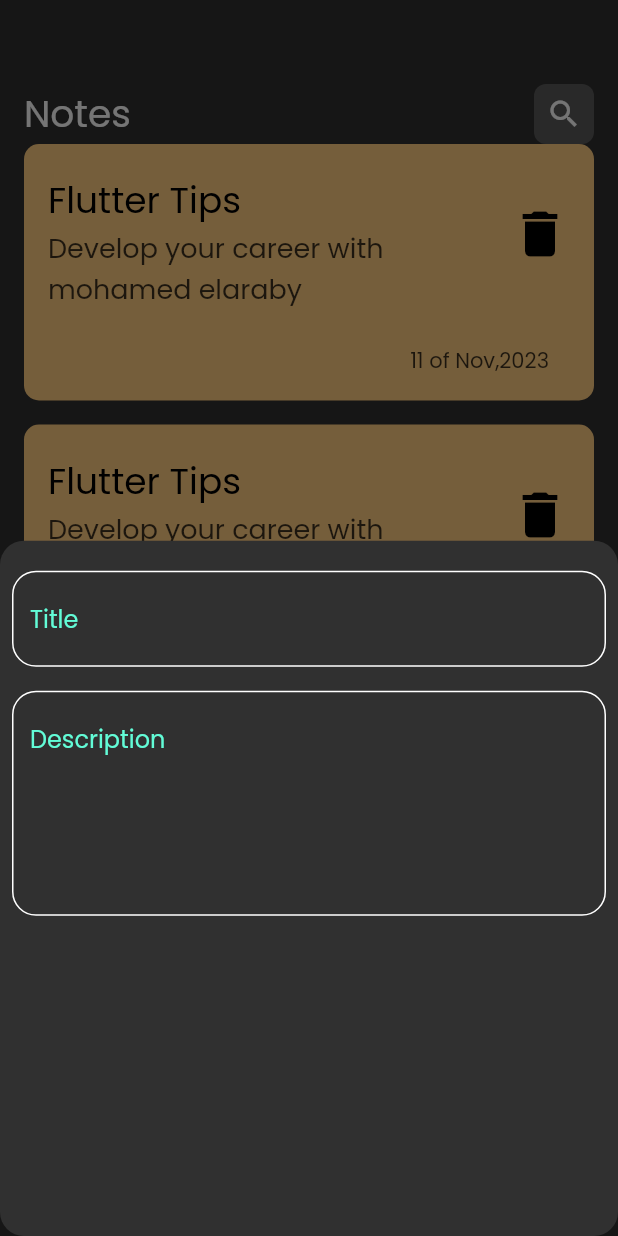
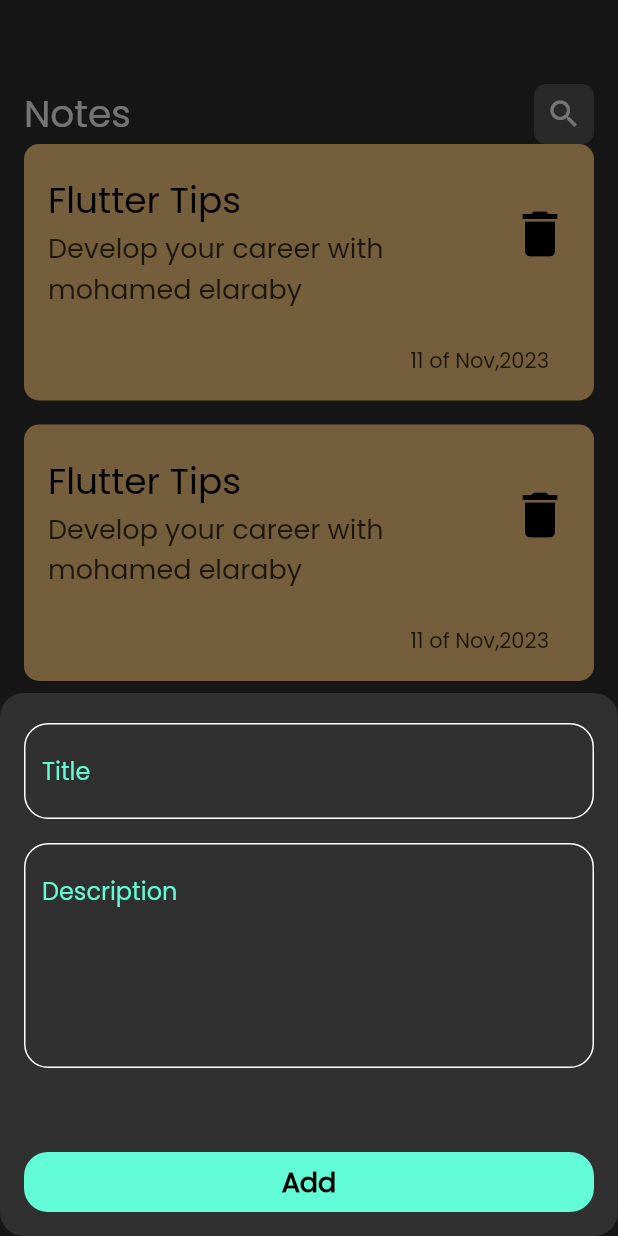
Before and after one commit to MohamedAlaraby/notes_application, a Flutter app: the screen it shows after launch, after a tap on the "add" icon, on a phone screen of 412 x 824 dp. Run offline on Flutter 3.47's test engine with Material 2 defaults, Android fonts, the phone set to English and light mode, and no system bars; our stand-ins replace hive, hive_flutter; accounts and stored records are empty.

Commit message:
Adding the validation on the text form fields.

```diff
--- a/lib/constants.dart
+++ b/lib/constants.dart
@@ -1,3 +1,4 @@
 import 'package:flutter/material.dart';
 
 const kPrimaryColor = Color(0xFF62FCD7);
+const kNotesBox = "notes box";
--- a/lib/main.dart
+++ b/lib/main.dart
@@ -1,7 +1,14 @@
 import 'package:flutter/material.dart';
+import 'package:hive_flutter/adapters.dart';
+import 'package:notes_app/constants.dart';
 import 'package:notes_app/views/Notes_view.dart';
+import 'package:notes_app/views/edit_note_view.dart';
 
-void main() {
+void main() async {
+  await Hive.initFlutter();
+  //the box is lik collection in firebase.
+  await Hive.openBox(kNotesBox);
+
   runApp(const NotesApp());
 }
 
@@ -12,12 +19,16 @@ class NotesApp extends StatelessWidget {
   @override
   Widget build(BuildContext context) {
     return MaterialApp(
+      routes: {
+        NotesView.id: (context) => const NotesView(),
+        EditNoteView.id: (context) => const EditNoteView(),
+      },
+      initialRoute: NotesView.id,
       debugShowCheckedModeBanner: false,
       theme: ThemeData(
         brightness: Brightness.dark,
         fontFamily: "poppins",
       ),
-      home: const NotesView(),
     );
   }
 }
--- a/lib/views/Notes_view.dart
+++ b/lib/views/Notes_view.dart
@@ -4,7 +4,7 @@ import 'package:notes_app/views/widgets/notes_view_body_widget.dart';
 
 class NotesView extends StatelessWidget {
   const NotesView({super.key});
-
+  static String id = "NotesView";
   @override
   Widget build(BuildContext context) {
     return Scaffold(
--- a/lib/views/widgets/add_note_bottom_sheet.dart
+++ b/lib/views/widgets/add_note_bottom_sheet.dart
@@ -1,19 +1,49 @@
 import 'package:flutter/material.dart';
+
+import 'package:notes_app/views/widgets/custom_button.dart';
 import 'package:notes_app/views/widgets/custom_text_field.dart';
 
 class AddNoteBottomSheet extends StatelessWidget {
-  AddNoteBottomSheet({super.key});
-  final TextEditingController titleController = TextEditingController();
-  final TextEditingController descController = TextEditingController();
+  const AddNoteBottomSheet({super.key});
 
   @override
   Widget build(BuildContext context) {
-    return Column(
+    return const CustomAddNewNoteForm();
+  }
+}
+
+class CustomAddNewNoteForm extends StatefulWidget {
+  const CustomAddNewNoteForm({
+    super.key,
+  });
+
+  @override
+  State<CustomAddNewNoteForm> createState() => _CustomAddNewNoteFormState();
+}
+
+class _CustomAddNewNoteFormState extends State<CustomAddNewNoteForm> {
+  final TextEditingController titleController = TextEditingController();
+
+  final TextEditingController descController = TextEditingController();
+  AutovalidateMode autoValidateMode = AutovalidateMode.disabled;
+  final GlobalKey<FormState> formKey = GlobalKey();
+  String? title, subTitle;
+  @override
+  Widget build(BuildContext context) {
+    return SingleChildScrollView(
+      //SingleChildScrollView take space only to fit the contents.
+      child: Form(
+        key: formKey,
+        autovalidateMode: autoValidateMode,
+        child: Column(
           children: [
             const SizedBox(
               height: 20,
             ),
             CustomTextField(
+              onSaved: (text) {
+                title = text;
+              },
               hintText: "Title",
               controller: titleController,
             ),
@@ -21,11 +51,34 @@ class AddNoteBottomSheet extends StatelessWidget {
               height: 16,
             ),
             CustomTextField(
+              onSaved: (text) {
+                subTitle = text;
+              },
               hintText: "Description",
               controller: descController,
               maxLines: 5,
             ),
+            const SizedBox(
+              height: 40,
+            ),
+            Align(
+              alignment: Alignment.bottomCenter,
+              child: CustomButton(
+                onTap: () {
+                  if (formKey.currentState!.validate()) {
+                    //To call the on save function.
+                    formKey.currentState!.save();
+                  } else {
+                    //To validate on the data while the user is writting(real time validation).
+                    autoValidateMode = AutovalidateMode.always;
+                    setState(() {});
+                  }
+                },
+              ),
+            ),
           ],
+        ),
+      ),
     );
   }
 }
--- a/lib/views/widgets/custom_app_bar_widget.dart
+++ b/lib/views/widgets/custom_app_bar_widget.dart
@@ -2,18 +2,20 @@ import 'package:flutter/material.dart';
 import 'package:notes_app/views/widgets/custom_search_icon_widget.dart';
 
 class CustomAppBar extends StatelessWidget {
-  const CustomAppBar({super.key});
+  final String title;
+  final IconData icon;
+  const CustomAppBar({super.key, required this.title, required this.icon});
 
   @override
   Widget build(BuildContext context) {
-    return const Row(
+    return  Row(
       children: [
         Text(
-          "Notes",
+          title,
           style: TextStyle(fontSize: 25),
         ),
         Spacer(),
-        CustomSearchIcon(),
+        CustomSearchIcon(icon: icon,),
       ],
     );
   }
--- /dev/null
+++ b/lib/views/widgets/custom_button.dart
@@ -0,0 +1,36 @@
+import 'package:flutter/material.dart';
+import 'package:notes_app/constants.dart';
+
+class CustomButton extends StatelessWidget {
+  final void Function()? onTap;
+  const CustomButton({super.key,required this.onTap,});
+
+  @override
+  Widget build(BuildContext context) {
+    return GestureDetector(
+      onTap: onTap,
+      child: Container(
+        margin: const EdgeInsets.symmetric(
+          horizontal: 16,
+          vertical: 16,
+        ),
+        height: 40,
+        decoration: BoxDecoration(
+          color: kPrimaryColor,
+          borderRadius: BorderRadius.circular(16),
+        ),
+        width: MediaQuery.of(context).size.width,
+        child: const Center(
+          child: Text(
+            "Add",
+            style: TextStyle(
+              color: Colors.black,
+              fontSize: 18,
+              fontWeight: FontWeight.bold,
+            ),
+          ),
+        ),
+      ),
+    );
+  }
+}
--- a/lib/views/widgets/custom_search_icon_widget.dart
+++ b/lib/views/widgets/custom_search_icon_widget.dart
@@ -1,7 +1,8 @@
 import 'package:flutter/material.dart';
 
 class CustomSearchIcon extends StatelessWidget {
-  const CustomSearchIcon({super.key});
+  final IconData icon;
+  const CustomSearchIcon({required this.icon, super.key});
 
   @override
   Widget build(BuildContext context) {
@@ -12,8 +13,8 @@ class CustomSearchIcon extends StatelessWidget {
         borderRadius: BorderRadius.circular(8),
         color: Colors.white.withOpacity(0.2),
       ),
-      child: const Icon(
-        Icons.search,
+      child: Icon(
+        icon,
       ),
     );
   }
--- a/lib/views/widgets/custom_text_field.dart
+++ b/lib/views/widgets/custom_text_field.dart
@@ -5,19 +5,29 @@ class CustomTextField extends StatelessWidget {
   final String hintText;
   final TextEditingController controller;
 
-   final int maxLines;
-
+  final int maxLines;
+  final void Function(String?)? onSaved;
   const CustomTextField({
     super.key,
-     this.maxLines=1,
+    this.maxLines = 1,
     required this.controller,
     required this.hintText,
+    this.onSaved,
   });
   @override
   Widget build(BuildContext context) {
     return Padding(
-      padding: const EdgeInsets.symmetric(horizontal: 8.0),
-      child: TextField(
+      padding: const EdgeInsets.symmetric(horizontal: 16.0),
+      child: TextFormField(
+        //The advantage of onSave is that it called after the validation
+        onSaved: onSaved,
+        validator: (value) {
+          if (value != null && value.isNotEmpty) {
+            return null;
+          } else {
+            return "Please fill this field";
+          }
+        },
         controller: controller,
         cursorColor: kPrimaryColor,
         maxLines: maxLines,
--- a/lib/views/widgets/note_item.dart
+++ b/lib/views/widgets/note_item.dart
@@ -1,11 +1,19 @@
 import 'package:flutter/material.dart';
+import 'package:notes_app/views/edit_note_view.dart';
 
 class NoteItem extends StatelessWidget {
   const NoteItem({super.key});
 
   @override
   Widget build(BuildContext context) {
-    return Container(
+    return GestureDetector(
+      onTap: () {
+        Navigator.pushNamed(
+          context,
+          EditNoteView.id,
+        );
+      },
+      child: Container(
         margin: const EdgeInsets.only(
           bottom: 16,
         ),
@@ -55,6 +63,7 @@ class NoteItem extends StatelessWidget {
             ),
           ],
         ),
+      ),
     );
   }
 }
--- a/lib/views/widgets/notes_view_body_widget.dart
+++ b/lib/views/widgets/notes_view_body_widget.dart
@@ -1,6 +1,6 @@
 import 'package:flutter/material.dart';
 import 'package:notes_app/views/widgets/custom_app_bar_widget.dart';
-import 'package:notes_app/views/widgets/note_item.dart';
+
 import 'package:notes_app/views/widgets/notes_list_view.dart';
 
 class NotesViewBodyWidget extends StatelessWidget {
@@ -15,7 +15,7 @@ class NotesViewBodyWidget extends StatelessWidget {
           SizedBox(
             height: 40,
           ),
-          CustomAppBar(),
+          CustomAppBar(title:"Notes",icon: Icons.search,),
           Expanded(
             child: NotesListView(),
           ),
```
Also changed, not shown: lib/models/note_model.dart (added, +21 -0 lines), lib/views/edit_note_view.dart (added, +13 -0 lines), lib/views/widgets/edit_note_view_body.dart (added, +73 -0 lines), pubspec.yaml (+7 -16 lines), lib/models/note_model.g.dart (added), pubspec.lock, 1 other file. Lines whose indentation alone changed are shown as unchanged.
